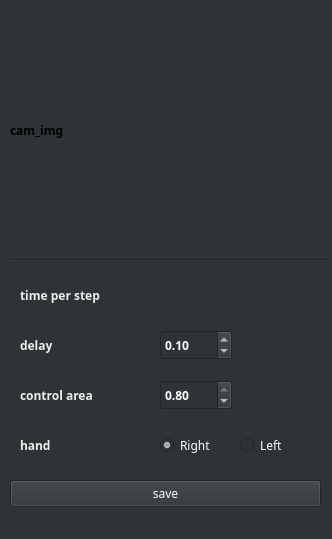
This is gui.ui in boostcampaitech3/final-project-level3-cv-13 as Qt 5 draws it before an edit. The edited form follows.
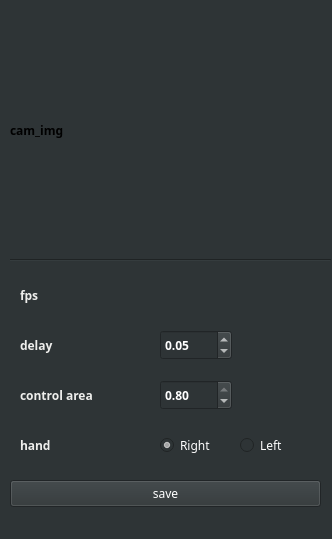
This is the edited form.

Commit message: time per step을 FPS로 교체

The edit to the form file:
```diff
--- a/gui.ui
+++ b/gui.ui
@@ -81,16 +81,16 @@
      <string notr="true">color: rgb(255, 255, 255);</string>
     </property>
     <property name="minimum">
-     <double>0.050000000000000</double>
+     <double>0.010000000000000</double>
     </property>
     <property name="maximum">
-     <double>1.000000000000000</double>
+     <double>0.100000000000000</double>
     </property>
     <property name="singleStep">
      <double>0.050000000000000</double>
     </property>
     <property name="value">
-     <double>0.100000000000000</double>
+     <double>0.050000000000000</double>
     </property>
    </widget>
    <widget class="Line" name="line">
@@ -134,7 +134,7 @@
      <rect>
       <x>20</x>
       <y>280</y>
-      <width>111</width>
+      <width>81</width>
       <height>30</height>
      </rect>
     </property>
@@ -149,7 +149,7 @@
      <string notr="true">color: rgb(238, 238, 236);</string>
     </property>
     <property name="text">
-     <string>time per step</string>
+     <string>fps</string>
     </property>
    </widget>
    <widget class="QLabel" name="time_per_step">
```
Left out of the diff: 6 changed lines with no effect on the pictures. The commit also changes 1 other file.
